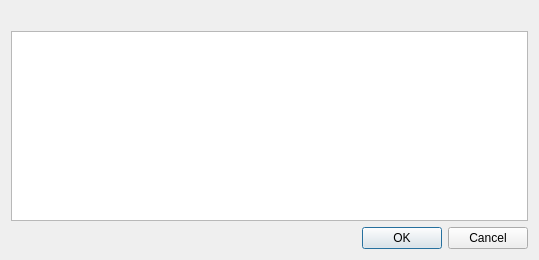
The window that ui/ui_set_project_definition.ui (gem/oq-irmt-qgis) describes before a commit, drawn with Qt 5.
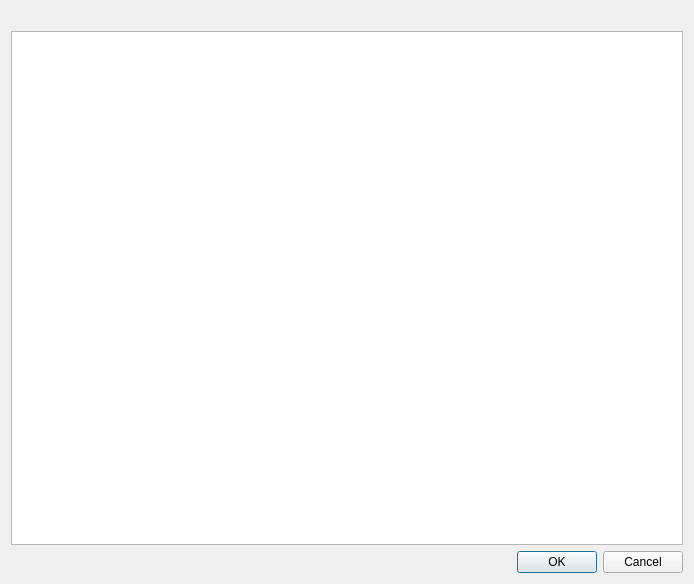
The same window after the commit.

Commit message: resized dialog

Diff of the .ui file:
```diff
--- a/ui/ui_set_project_definition.ui
+++ b/ui/ui_set_project_definition.ui
@@ -9,8 +9,8 @@
    <rect>
     <x>0</x>
     <y>0</y>
-    <width>539</width>
-    <height>260</height>
+    <width>694</width>
+    <height>584</height>
    </rect>
   </property>
   <property name="windowTitle">
```
The commit also changes 1 other file.
